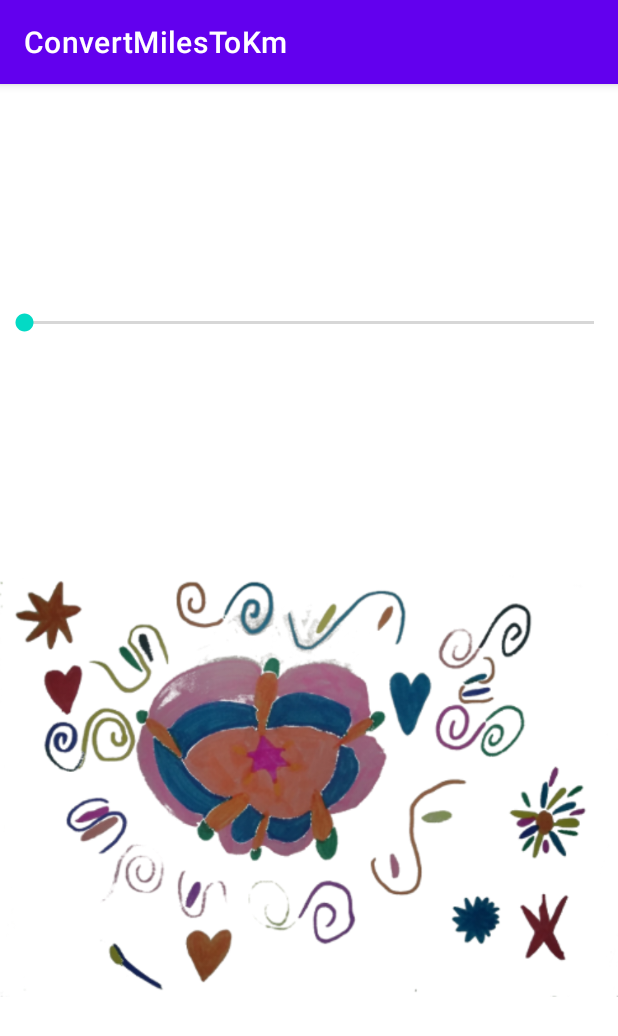
After one commit to flmon/ConvertMilesToKm, an Android app: the ImageActivity screen opened directly, with no data from a screen before it, on a phone screen of 412 x 824 dp. The commit adds this screen. Shown: the top 1036 px of the screen. Run offline under Robolectric (Android 15) with nearby library versions, the phone set to English and light mode, and no system bars.

Commit message:
image handling

```diff
--- a/app/src/main/AndroidManifest.xml
+++ b/app/src/main/AndroidManifest.xml
@@ -9,6 +9,12 @@
         android:roundIcon="@mipmap/ic_launcher_round"
         android:supportsRtl="true"
         android:theme="@style/Theme.ConvertMilesToKm">
+        <activity
+            android:name=".WebActivity"
+            android:exported="false" />
+        <activity
+            android:name=".ImageActivity"
+            android:exported="false" />
         <activity
             android:name=".BackgroundActivity"
             android:exported="false" />
--- /dev/null
+++ b/app/src/main/java/com/example/convertmilestokm/ImageActivity.java
@@ -0,0 +1,41 @@
+package com.example.convertmilestokm;
+
+import android.graphics.Color;
+import android.os.Bundle;
+import android.widget.ImageView;
+import android.widget.SeekBar;
+
+import androidx.appcompat.app.AppCompatActivity;
+
+public class ImageActivity extends AppCompatActivity {
+
+    @Override
+    protected void onCreate(Bundle savedInstanceState) {
+        super.onCreate(savedInstanceState);
+        setContentView(R.layout.activity_image);
+
+        ImageView iv = findViewById(R.id.imageView);
+        ImageView ivLarge = findViewById(R.id.imageViewLarge);
+        ivLarge.setImageResource(R.drawable.drawing);
+
+        SeekBar sb = findViewById(R.id.seekBar);
+        sb.setOnSeekBarChangeListener(new SeekBar.OnSeekBarChangeListener() {
+            int lastProgress;
+
+            @Override
+            public void onProgressChanged(SeekBar seekBar, int progress, boolean fromUser) {
+                lastProgress = progress;
+            }
+
+            @Override
+            public void onStartTrackingTouch(SeekBar seekBar) {
+
+            }
+
+            @Override
+            public void onStopTrackingTouch(SeekBar seekBar) {
+                ivLarge.setColorFilter(Color.argb(255, 0, lastProgress, 255 - lastProgress));
+            }
+        });
+    }
+}
--- /dev/null
+++ b/app/src/main/res/layout/activity_image.xml
@@ -0,0 +1,26 @@
+<?xml version="1.0" encoding="utf-8"?>
+<LinearLayout xmlns:android="http://schemas.android.com/apk/res/android"
+    xmlns:tools="http://schemas.android.com/tools"
+    android:orientation="vertical"
+    android:layout_width="match_parent"
+    android:layout_height="match_parent"
+    tools:context=".ImageActivity">
+
+    <ImageView
+        android:id="@+id/imageView"
+        android:layout_width="wrap_content"
+        android:layout_height="0dp"
+        android:layout_weight="2" />
+
+    <SeekBar
+        android:layout_width="match_parent"
+        android:layout_height="wrap_content"
+        android:max="255"
+        android:id="@+id/seekBar" />
+
+    <ImageView
+        android:id="@+id/imageViewLarge"
+        android:layout_width="wrap_content"
+        android:layout_height="0dp"
+        android:layout_weight="8" />
+</LinearLayout>
```
Also changed, not shown: app/src/main/java/com/example/convertmilestokm/MainActivity.java (+8 -0 lines), app/src/main/java/com/example/convertmilestokm/WebActivity.java (added, +14 -0 lines), app/src/main/res/layout/activity_main.xml (+18 -8 lines), app/src/main/res/layout/activity_web.xml (added, +9 -0 lines), app/src/main/res/drawable-v24/drawing.png (added).
